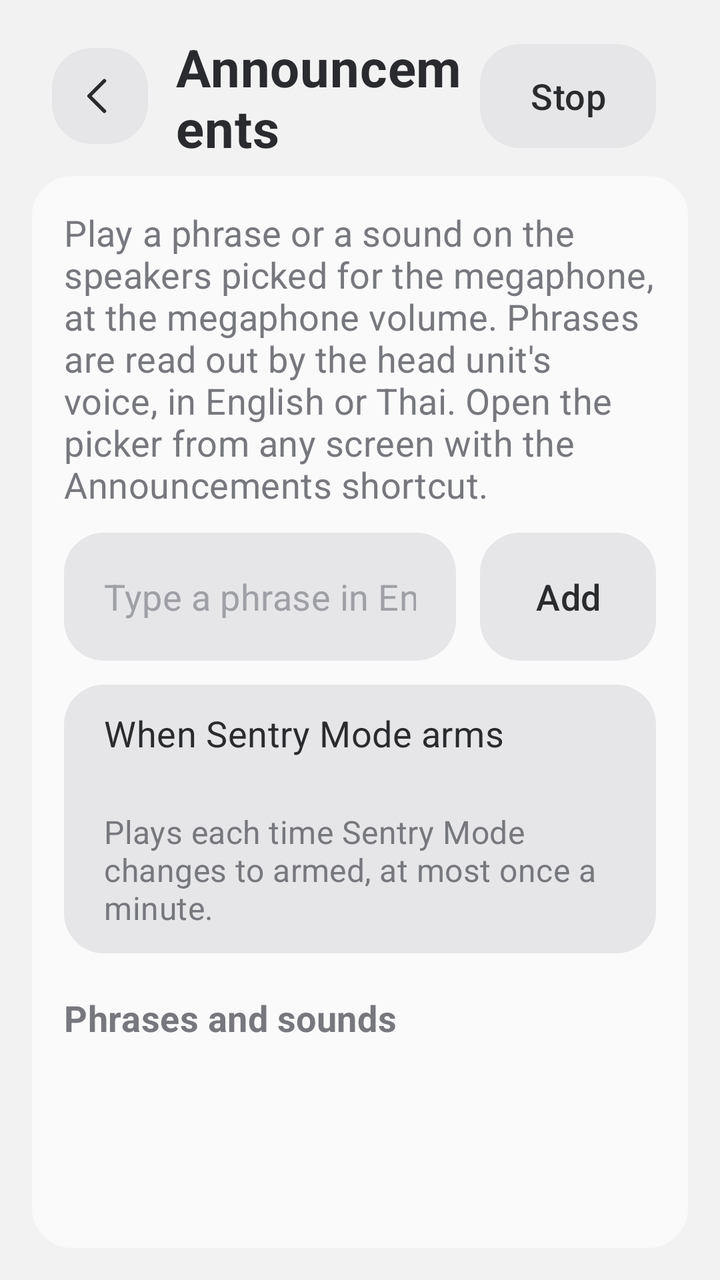
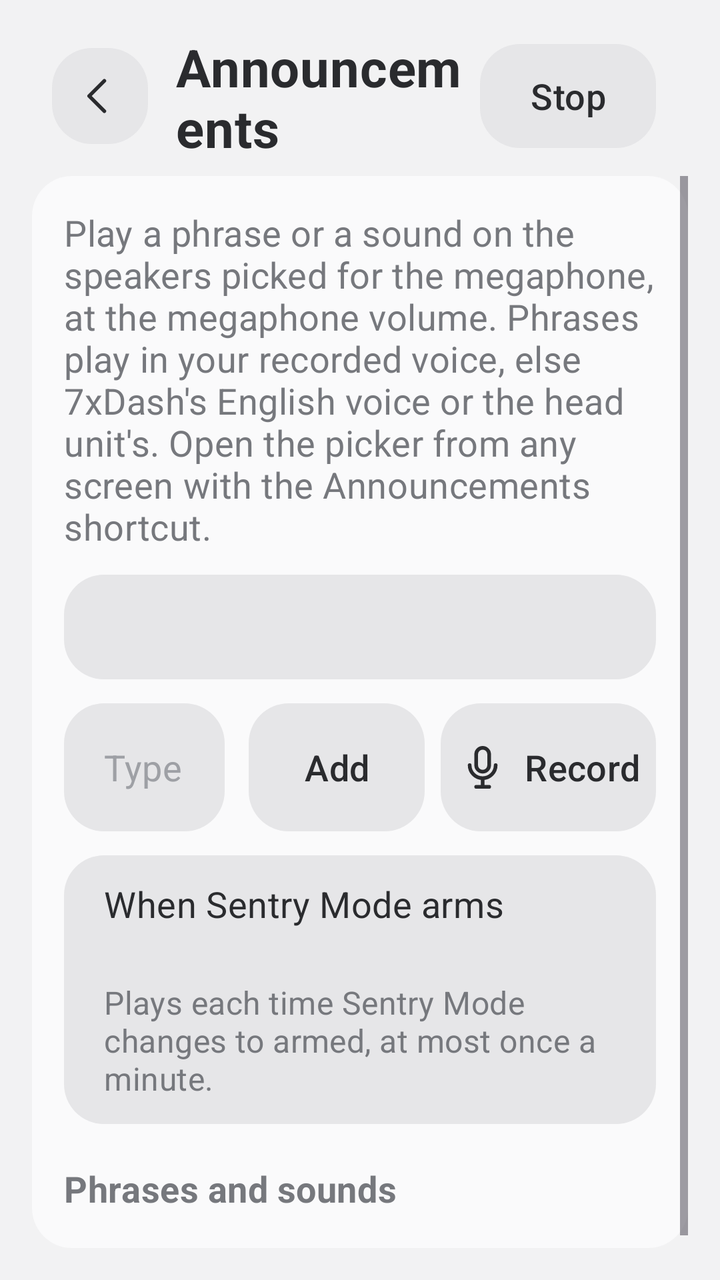

Compare the two renders of this Android layout. The source of the first and the diff that turns it into the second are given below.
<!-- AndroidManifest.xml: activity theme Theme.Cam -->
<!-- res/layout/activity_announcements.xml -->
<?xml version="1.0" encoding="utf-8"?>
<LinearLayout
    xmlns:android="http://schemas.android.com/apk/res/android"
    xmlns:app="http://schemas.android.com/apk/res-auto"
    android:layout_width="match_parent"
    android:layout_height="match_parent"
    android:background="@color/bg"
    android:orientation="vertical"
    android:padding="16dp">

    <LinearLayout
        android:layout_width="match_parent"
        android:layout_height="@dimen/title_bar_height"
        android:gravity="center_vertical"
        android:orientation="horizontal"
        android:paddingStart="10dp"
        android:paddingEnd="16dp">

        <com.google.android.material.button.MaterialButton
            android:id="@+id/announce_back"
            style="@style/Widget.Cam.IconButton"
            android:layout_width="@dimen/icon_button_size"
            android:layout_height="@dimen/icon_button_size"
            android:contentDescription="@string/action_back"
            app:icon="@drawable/ic_back" />

        <TextView
            android:layout_width="0dp"
            android:layout_height="wrap_content"
            android:layout_marginStart="14dp"
            android:layout_weight="1"
            android:text="@string/announce_title"
            android:textAppearance="@style/TextAppearance.Cam.Title"
            android:textColor="@color/text_primary"
            android:textStyle="bold" />

        <com.google.android.material.button.MaterialButton
            android:id="@+id/announce_stop_all"
            style="@style/Widget.Cam.RailSmall"
            android:layout_width="wrap_content"
            android:layout_height="52dp"
            android:text="@string/announce_stop" />
    </LinearLayout>

    <ScrollView
        android:layout_width="match_parent"
        android:layout_height="0dp"
        android:layout_marginTop="8dp"
        android:layout_weight="1"
        android:background="@drawable/bg_surface_card">

        <LinearLayout
            android:layout_width="match_parent"
            android:layout_height="wrap_content"
            android:orientation="vertical"
            android:padding="16dp">

            <TextView
                android:layout_width="match_parent"
                android:layout_height="wrap_content"
                android:layout_marginBottom="12dp"
                android:text="@string/announce_summary"
                android:textAppearance="@style/TextAppearance.Cam.Body"
                android:textColor="@color/text_secondary" />

            <LinearLayout
                android:layout_width="match_parent"
                android:layout_height="wrap_content"
                android:gravity="center_vertical"
                android:orientation="horizontal">

                <EditText
                    android:id="@+id/announce_input"
                    android:layout_width="0dp"
                    android:layout_height="64dp"
                    android:layout_weight="1"
                    android:background="@drawable/bg_pref_row"
                    android:hint="@string/announce_add_hint"
                    android:imeOptions="actionDone"
                    android:importantForAutofill="no"
                    android:inputType="textCapSentences"
                    android:maxLength="200"
                    android:paddingStart="20dp"
                    android:paddingEnd="20dp"
                    android:textAppearance="@style/TextAppearance.Cam.Body"
                    android:textColor="@color/text_primary"
                    android:textColorHint="@color/text_tertiary" />

                <com.google.android.material.button.MaterialButton
                    android:id="@+id/announce_add"
                    style="@style/Widget.Cam.RailSmall"
                    android:layout_width="wrap_content"
                    android:layout_height="64dp"
                    android:layout_marginStart="12dp"
                    android:text="@string/announce_add" />
            </LinearLayout>

            <LinearLayout
                android:id="@+id/announce_sentry"
                android:layout_width="match_parent"
                android:layout_height="wrap_content"
                android:layout_marginTop="12dp"
                android:background="@drawable/bg_pref_row"
                android:orientation="vertical"
                android:paddingStart="20dp"
                android:paddingTop="12dp"
                android:paddingEnd="20dp"
                android:paddingBottom="12dp">

                <TextView
                    android:layout_width="match_parent"
                    android:layout_height="wrap_content"
                    android:text="@string/announce_sentry_title"
                    android:textAppearance="@style/TextAppearance.Cam.Body"
                    android:textColor="@color/text_primary" />

                <TextView
                    android:id="@+id/announce_sentry_value"
                    android:layout_width="match_parent"
                    android:layout_height="wrap_content"
                    android:textAppearance="@style/TextAppearance.Cam.Body"
                    android:textColor="@color/energy_text" />

                <TextView
                    android:layout_width="match_parent"
                    android:layout_height="wrap_content"
                    android:layout_marginTop="2dp"
                    android:text="@string/announce_sentry_summary"
                    android:textAppearance="@style/TextAppearance.Cam.Caption"
                    android:textColor="@color/text_secondary" />
            </LinearLayout>

            <TextView
                android:layout_width="match_parent"
                android:layout_height="wrap_content"
                android:layout_marginTop="20dp"
                android:layout_marginBottom="8dp"
                android:text="@string/announce_list_title"
                android:textAppearance="@style/TextAppearance.Cam.Body"
                android:textColor="@color/text_secondary"
                android:textStyle="bold" />

            <LinearLayout
                android:id="@+id/announce_rows"
                android:layout_width="match_parent"
                android:layout_height="wrap_content"
                android:orientation="vertical" />
        </LinearLayout>
    </ScrollView>
</LinearLayout>
<!-- resources referenced by this layout -->
<resources>
  <color name="bg">#FFF2F2F3</color>
  <color name="energy_text">#FFC9491A</color>
  <color name="text_primary">#FF2A2B2E</color>
  <color name="text_secondary">#FF76787D</color>
  <color name="text_tertiary">#FF9EA0A5</color>
  <dimen name="icon_button_size">48dp</dimen>
  <dimen name="title_bar_height">64dp</dimen>
  <!-- drawable bg_surface_card (drawable) -->
  <?xml version="1.0" encoding="utf-8"?>
  <shape xmlns:android="http://schemas.android.com/apk/res/android" android:shape="rectangle">
      <solid android:color="@color/surface" />
      <corners android:radius="@dimen/corner_radius" />
  </shape>
  <string name="action_back">Back</string>
  <string name="announce_add">Add</string>
  <string name="announce_add_hint">Type a phrase in English or Thai</string>
  <string name="announce_list_title">Phrases and sounds</string>
  <string name="announce_sentry_summary">Plays each time Sentry Mode changes to armed, at most once a minute.</string>
  <string name="announce_sentry_title">When Sentry Mode arms</string>
  <string name="announce_stop">Stop</string>
  <string name="announce_summary">Play a phrase or a sound on the speakers picked for the megaphone, at the megaphone volume. Phrases are read out by the head unit\'s voice, in English or Thai. Open the picker from any screen with the Announcements shortcut.</string>
  <string name="announce_title">Announcements</string>
  <style name="TextAppearance.Cam.Body">
          <item name="android:textSize">@dimen/text_body</item>
      </style>
  <style name="TextAppearance.Cam.Caption">
          <item name="android:textSize">@dimen/text_caption</item>
      </style>
  <style name="TextAppearance.Cam.Title">
          <item name="android:textSize">@dimen/text_title</item>
          <item name="android:fontFamily">sans-serif-medium</item>
      </style>
  <style name="Widget.Cam.RailSmall" parent="Widget.Cam.RailTile">
          <item name="iconGravity">textStart</item>
          <item name="iconSize">26dp</item>
          <item name="android:textSize">@dimen/text_body</item>
      </style>
  <style name="Theme.Cam" parent="Base.Theme.Cam" />
  <color name="nav_ripple_color">#1F2A2B2E</color>
  <dimen name="corner_radius">20dp</dimen>
  <color name="sunken">#FFE6E6E8</color>
  <color name="surface">#FFFAFAFB</color>
  <dimen name="text_body">18sp</dimen>
  <dimen name="text_caption">16sp</dimen>
  <dimen name="text_title">26sp</dimen>
  <color name="energy">#FFF0622D</color>
  <color name="on_energy">#FFFFFFFF</color>
  <color name="energy_quiet">#FFFDEDE6</color>
  <color name="recording">#FFE0393E</color>
  <color name="line">#FFDDDDE0</color>
  <style name="AlertDialogButton" parent="Widget.Material3.Button.TextButton.Dialog">
          <item name="android:textColor">@color/energy_text</item>
          <item name="android:textSize">@dimen/text_row</item>
      </style>
  <style name="MaterialAlertDialog.Cam.Title" parent="MaterialAlertDialog.Material3.Title.Text">
          <item name="android:textSize">@dimen/text_title</item>
      </style>
  <style name="MaterialAlertDialog.Cam.Body" parent="MaterialAlertDialog.Material3.Body.Text">
          <item name="android:textSize">@dimen/text_row</item>
      </style>
  <dimen name="text_row">21sp</dimen>
  <!-- unchanged entries left out for length: 10 -->
</resources>

<!-- the commit's change to res/layout/activity_announcements.xml (unified diff, before → after) -->
@@ -63,6 +63,19 @@
                 android:textAppearance="@style/TextAppearance.Cam.Body"
                 android:textColor="@color/text_secondary" />
 
+            <TextView
+                android:id="@+id/announce_voice"
+                android:layout_width="match_parent"
+                android:layout_height="wrap_content"
+                android:layout_marginBottom="12dp"
+                android:background="@drawable/bg_pref_row"
+                android:paddingStart="20dp"
+                android:paddingTop="14dp"
+                android:paddingEnd="20dp"
+                android:paddingBottom="14dp"
+                android:textAppearance="@style/TextAppearance.Cam.Body"
+                android:textColor="@color/pref_title" />
+
             <LinearLayout
                 android:layout_width="match_parent"
                 android:layout_height="wrap_content"
@@ -93,6 +106,15 @@
                     android:layout_height="64dp"
                     android:layout_marginStart="12dp"
                     android:text="@string/announce_add" />
+
+                <com.google.android.material.button.MaterialButton
+                    android:id="@+id/announce_record_new"
+                    style="@style/Widget.Cam.RailSmall"
+                    android:layout_width="wrap_content"
+                    android:layout_height="64dp"
+                    android:layout_marginStart="8dp"
+                    android:text="@string/announce_record"
+                    app:icon="@drawable/ic_mic" />
             </LinearLayout>
 
             <LinearLayout
<!-- resource entries referenced after the edit -->
@@ -13,14 +13,30 @@
       <solid android:color="@color/surface" />
       <corners android:radius="@dimen/corner_radius" />
   </shape>
+  <!-- drawable ic_mic (drawable) -->
+  <?xml version="1.0" encoding="utf-8"?>
+  <vector xmlns:android="http://schemas.android.com/apk/res/android"
+      android:width="24dp"
+      android:height="24dp"
+      android:viewportWidth="24"
+      android:viewportHeight="24">
+      <path
+          android:fillColor="#00000000"
+          android:pathData="M12,3a3,3 0,0 1,3 3v5a3,3 0,0 1,-6 0v-5a3,3 0,0 1,3 -3z M6,11a6,6 0,0 0,12 0 M12,17v4 M9,21h6"
+          android:strokeWidth="1.7"
+          android:strokeColor="@color/text_primary"
+          android:strokeLineCap="round"
+          android:strokeLineJoin="round" />
+  </vector>
   <string name="action_back">Back</string>
   <string name="announce_add">Add</string>
   <string name="announce_add_hint">Type a phrase in English or Thai</string>
   <string name="announce_list_title">Phrases and sounds</string>
+  <string name="announce_record">Record</string>
   <string name="announce_sentry_summary">Plays each time Sentry Mode changes to armed, at most once a minute.</string>
   <string name="announce_sentry_title">When Sentry Mode arms</string>
   <string name="announce_stop">Stop</string>
-  <string name="announce_summary">Play a phrase or a sound on the speakers picked for the megaphone, at the megaphone volume. Phrases are read out by the head unit\'s voice, in English or Thai. Open the picker from any screen with the Announcements shortcut.</string>
+  <string name="announce_summary">Play a phrase or a sound on the speakers picked for the megaphone, at the megaphone volume. Phrases play in your recorded voice, else 7xDash\'s English voice or the head unit\'s. Open the picker from any screen with the Announcements shortcut.</string>
   <string name="announce_title">Announcements</string>
   <style name="TextAppearance.Cam.Body">
           <item name="android:textSize">@dimen/text_body</item>
